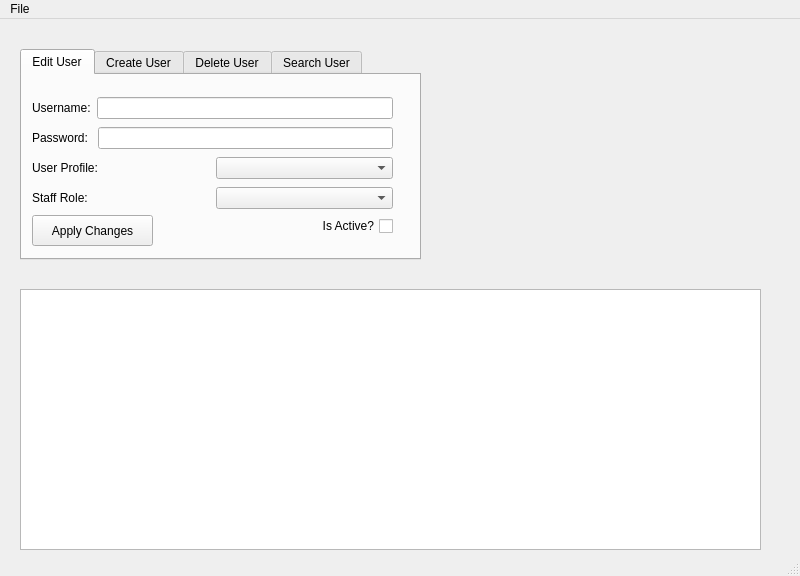
wreathe-unreal/CSIT314-Project, file QtCafeWorkforceManager/SysAdminWindow.ui: the form before one commit.
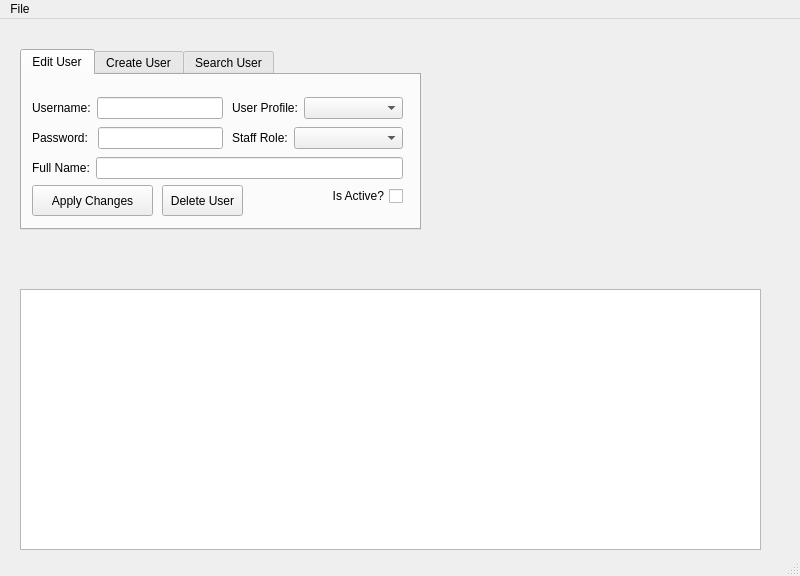
The form after the commit. The open tabs and pages were chosen to show the change. Icons and pictures are not drawn.

Commit message: Implement Full Names and Fix Password Re-hashing

Patch:
```diff
--- a/QtCafeWorkforceManager/SysAdminWindow.ui
+++ b/QtCafeWorkforceManager/SysAdminWindow.ui
@@ -39,7 +39,7 @@
       <x>20</x>
       <y>30</y>
       <width>401</width>
-      <height>211</height>
+      <height>181</height>
      </rect>
     </property>
     <property name="currentIndex">
@@ -52,8 +52,8 @@
      <widget class="QCheckBox" name="activeCheckBox">
       <property name="geometry">
        <rect>
-        <x>300</x>
-        <y>140</y>
+        <x>310</x>
+        <y>110</y>
         <width>71</width>
         <height>22</height>
        </rect>
@@ -69,7 +69,7 @@
       <property name="geometry">
        <rect>
         <x>10</x>
-        <y>140</y>
+        <y>110</y>
         <width>121</width>
         <height>31</height>
        </rect>
@@ -83,7 +83,7 @@
        <rect>
         <x>10</x>
         <y>20</y>
-        <width>361</width>
+        <width>191</width>
         <height>26</height>
        </rect>
       </property>
@@ -105,7 +105,7 @@
        <rect>
         <x>10</x>
         <y>50</y>
-        <width>361</width>
+        <width>191</width>
         <height>26</height>
        </rect>
       </property>
@@ -125,9 +125,9 @@
      <widget class="QWidget" name="layoutWidget">
       <property name="geometry">
        <rect>
-        <x>10</x>
-        <y>80</y>
-        <width>361</width>
+        <x>210</x>
+        <y>20</y>
+        <width>171</width>
         <height>26</height>
        </rect>
       </property>
@@ -140,16 +140,23 @@
         </widget>
        </item>
        <item>
-        <widget class="QComboBox" name="profileCombo"/>
+        <widget class="QComboBox" name="profileCombo">
+         <property name="sizePolicy">
+          <sizepolicy hsizetype="Expanding" vsizetype="Fixed">
+           <horstretch>0</horstretch>
+           <verstretch>0</verstretch>
+          </sizepolicy>
+         </property>
+        </widget>
        </item>
       </layout>
      </widget>
      <widget class="QWidget" name="layoutWidget">
       <property name="geometry">
        <rect>
-        <x>10</x>
-        <y>110</y>
-        <width>361</width>
+        <x>210</x>
+        <y>50</y>
+        <width>171</width>
         <height>26</height>
        </rect>
       </property>
@@ -162,10 +169,52 @@
         </widget>
        </item>
        <item>
-        <widget class="QComboBox" name="roleCombo"/>
+        <widget class="QComboBox" name="roleCombo">
+         <property name="sizePolicy">
+          <sizepolicy hsizetype="Expanding" vsizetype="Fixed">
+           <horstretch>0</horstretch>
+           <verstretch>0</verstretch>
+          </sizepolicy>
+         </property>
+        </widget>
        </item>
       </layout>
      </widget>
+     <widget class="QWidget" name="layoutWidget_6">
+      <property name="geometry">
+       <rect>
+        <x>10</x>
+        <y>80</y>
+        <width>371</width>
+        <height>26</height>
+       </rect>
+      </property>
+      <layout class="QHBoxLayout" name="horizontalLayout_10">
+       <item>
+        <widget class="QLabel" name="label_11">
+         <property name="text">
+          <string>Full Name:</string>
+         </property>
+        </widget>
+       </item>
+       <item>
+        <widget class="QLineEdit" name="fullNameEdit"/>
+       </item>
+      </layout>
+     </widget>
+     <widget class="QPushButton" name="deleteButton">
+      <property name="geometry">
+       <rect>
+        <x>140</x>
+        <y>110</y>
+        <width>81</width>
+        <height>31</height>
+       </rect>
+      </property>
+      <property name="text">
+       <string>Delete User</string>
+      </property>
+     </widget>
     </widget>
     <widget class="QWidget" name="tab_2">
      <attribute name="title">
@@ -288,23 +337,27 @@
        <string>Create User</string>
       </property>
      </widget>
-    </widget>
-    <widget class="QWidget" name="tab_3">
-     <attribute name="title">
-      <string>Delete User</string>
-     </attribute>
-     <widget class="QPushButton" name="deleteButton">
+     <widget class="QWidget" name="layoutWidget_7">
       <property name="geometry">
        <rect>
-        <x>100</x>
+        <x>20</x>
         <y>70</y>
-        <width>161</width>
-        <height>41</height>
+        <width>371</width>
+        <height>26</height>
        </rect>
       </property>
-      <property name="text">
-       <string>Delete Selected User</string>
-      </property>
+      <layout class="QHBoxLayout" name="horizontalLayout_11">
+       <item>
+        <widget class="QLabel" name="label_12">
+         <property name="text">
+          <string>Full Name:</string>
+         </property>
+        </widget>
+       </item>
+       <item>
+        <widget class="QLineEdit" name="fullNameCreate"/>
+       </item>
+      </layout>
      </widget>
     </widget>
     <widget class="QWidget" name="tab_4">
```
Left out of the diff: 50 changed lines with no effect on the pictures. The commit also changes 13 other files.
